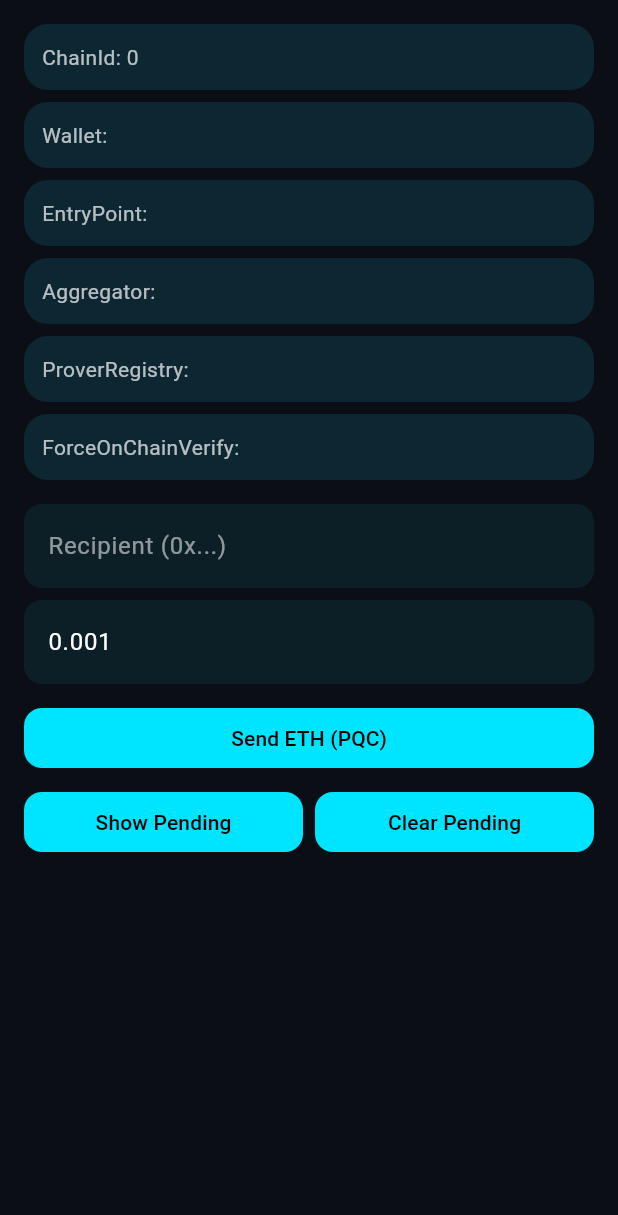
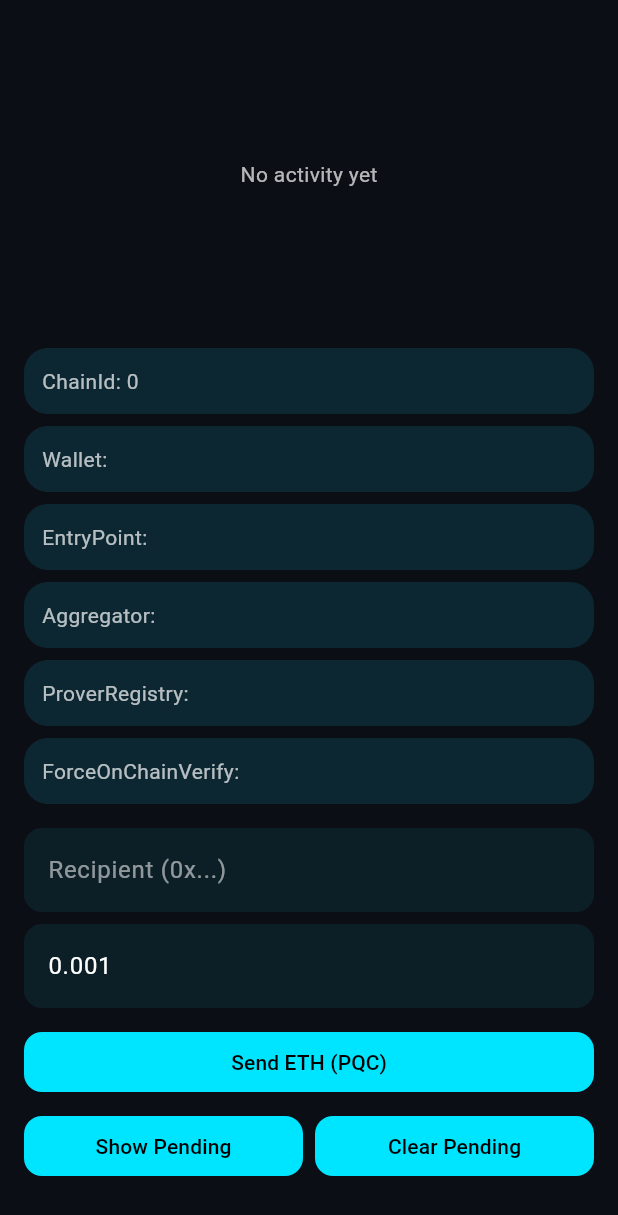
Before and after one commit to EqualFiLabs/PQCWallet, a Flutter app: the _Body widget shown alone on an empty page, opened directly with empty values, after a tap on "Send ETH (PQC)", on a phone screen of 412 x 824 dp. Shown: the top 1215 px of the screen. Run offline on Flutter 3.47's test engine with Material 3 defaults, Android fonts, the phone set to English and light mode, and no system bars; our stand-ins replace flutter_secure_storage, local_auth, shared_preferences; missing offline and left inert: bip32, bip39, web3dart; accounts and stored records are empty.

Commit message:
feat(activity): add ActivityFeed with store, poller, and send flow integration
- Introduced serializable ActivityItem model to capture user operation
  details, persisted via new ActivityStore backed by shared_preferences.
- Added ActivityPoller to resolve pending operations through bundler and
  chain RPC, updating feed statuses in near real time.
- Rendered scrollable ActivityFeed and integrated store/poller into main
  send flows for ETH and token transfers, creating feed entries upon
  UserOp submission.

```diff
--- a/mobile/lib/main.dart
+++ b/mobile/lib/main.dart
@@ -13,6 +13,10 @@ import 'userop/userop_flow.dart';
 import 'state/settings.dart';
 import 'ui/settings_screen.dart';
 import 'ui/send_sheet.dart';
+import 'models/activity.dart';
+import 'services/activity_store.dart';
+import 'services/activity_poller.dart';
+import 'ui/activity_feed.dart';
 
 void main() => runApp(const PQCApp());
 
@@ -115,12 +119,30 @@ class _BodyState extends State<_Body> {
   final recipientCtl = TextEditingController();
   final amountCtl = TextEditingController(text: '0.001');
   final PendingIndexStore pendingStore = PendingIndexStore();
+  final ActivityStore activityStore = ActivityStore();
+  late final ActivityPoller activityPoller;
+
+  @override
+  void initState() {
+    super.initState();
+    activityStore.load();
+    activityPoller = ActivityPoller(store: activityStore, rpc: rpc, bundler: bundler);
+    activityPoller.start();
+  }
+
+  @override
+  void dispose() {
+    activityPoller.stop();
+    super.dispose();
+  }
 
   @override
   Widget build(BuildContext context) {
     return ListView(
       padding: const EdgeInsets.all(16),
       children: [
+        SizedBox(height: 200, child: ActivityFeed(store: activityStore)),
+        const SizedBox(height: 16),
         _Card(child: SelectableText('ChainId: ${widget.cfg['chainId']}')),
         const SizedBox(height: 8),
         _Card(child: SelectableText('Wallet: ${widget.cfg['walletAddress']}')),
@@ -175,9 +197,9 @@ class _BodyState extends State<_Body> {
       widget.setStatus('Reading wallet state...');
       final wallet = EthereumAddress.fromHex(widget.cfg['walletAddress']);
       final to = EthereumAddress.fromHex(recipientCtl.text.trim());
+      final amtStr = amountCtl.text.trim();
       final amountWei =
-          EtherAmount.fromBase10String(EtherUnit.ether, amountCtl.text.trim())
-              .getInWei;
+          EtherAmount.fromBase10String(EtherUnit.ether, amtStr).getInWei;
 
       final flow = UserOpFlow(rpc: rpc, bundler: bundler, store: pendingStore);
       final uoh = await flow.sendEth(
@@ -189,6 +211,18 @@ class _BodyState extends State<_Body> {
         log: widget.setStatus,
         selectFees: (f) => showFeeSheet(context, f),
       );
+
+      await activityStore.upsertByUserOpHash(uoh, (existing) =>
+          existing?.copyWith(status: ActivityStatus.sent) ??
+          ActivityItem(
+            userOpHash: uoh,
+            to: to.hex,
+            display: '$amtStr ETH',
+            ts: DateTime.now().millisecondsSinceEpoch ~/ 1000,
+            status: ActivityStatus.sent,
+            chainId: widget.cfg['chainId'],
+            opKind: 'eth',
+          ));
 
       widget.setStatus('Sent. UserOpHash: $uoh (waiting for receipt...)');
 
--- /dev/null
+++ b/mobile/lib/models/activity.dart
@@ -0,0 +1,79 @@
+import 'dart:convert';
+
+enum ActivityStatus { pending, sent, confirmed, failed, dropped }
+
+class ActivityItem {
+  final String userOpHash;
+  final String to;
+  final String display;
+  final int ts;
+  final ActivityStatus status;
+  final String? txHash;
+  final int chainId;
+  final String opKind;
+  final String? tokenSymbol;
+  final String? tokenAddress;
+
+  const ActivityItem({
+    required this.userOpHash,
+    required this.to,
+    required this.display,
+    required this.ts,
+    required this.status,
+    required this.chainId,
+    required this.opKind,
+    this.txHash,
+    this.tokenSymbol,
+    this.tokenAddress,
+  });
+
+  ActivityItem copyWith({ActivityStatus? status, String? txHash}) => ActivityItem(
+        userOpHash: userOpHash,
+        to: to,
+        display: display,
+        ts: ts,
+        status: status ?? this.status,
+        chainId: chainId,
+        opKind: opKind,
+        txHash: txHash ?? this.txHash,
+        tokenSymbol: tokenSymbol,
+        tokenAddress: tokenAddress,
+      );
+
+  Map<String, dynamic> toJson() => {
+        'userOpHash': userOpHash,
+        'to': to,
+        'display': display,
+        'ts': ts,
+        'status': status.name,
+        'txHash': txHash,
+        'chainId': chainId,
+        'opKind': opKind,
+        'tokenSymbol': tokenSymbol,
+        'tokenAddress': tokenAddress,
+      };
+
+  static ActivityItem fromJson(Map<String, dynamic> j) => ActivityItem(
+        userOpHash: j['userOpHash'],
+        to: j['to'],
+        display: j['display'],
+        ts: (j['ts'] as num).toInt(),
+        status: ActivityStatus.values.firstWhere(
+            (e) => e.name == j['status'],
+            orElse: () => ActivityStatus.sent),
+        txHash: j['txHash'],
+        chainId: (j['chainId'] as num).toInt(),
+        opKind: j['opKind'] ?? 'eth',
+        tokenSymbol: j['tokenSymbol'],
+        tokenAddress: j['tokenAddress'],
+      );
+
+  static String encodeList(List<ActivityItem> items) =>
+      jsonEncode(items.map((e) => e.toJson()).toList());
+
+  static List<ActivityItem> decodeList(String s) =>
+      (jsonDecode(s) as List)
+          .cast<Map<String, dynamic>>()
+          .map(fromJson)
+          .toList();
+}
--- /dev/null
+++ b/mobile/lib/services/activity_poller.dart
@@ -0,0 +1,66 @@
+import 'dart:async';
+import '../models/activity.dart';
+import 'activity_store.dart';
+import 'rpc.dart';
+import 'bundler_client.dart';
+
+class ActivityPoller {
+  final ActivityStore store;
+  final RpcClient rpc;
+  final BundlerClient bundler;
+  Timer? _timer;
+
+  ActivityPoller({
+    required this.store,
+    required this.rpc,
+    required this.bundler,
+  });
+
+  void start() {
+    _timer?.cancel();
+    _timer = Timer.periodic(const Duration(seconds: 10), (_) => _tick());
+    _tick();
+  }
+
+  void stop() {
+    _timer?.cancel();
+    _timer = null;
+  }
+
+  Future<void> _tick() async {
+    final pending = store.items
+        .where((e) => e.status == ActivityStatus.pending || e.status == ActivityStatus.sent)
+        .toList();
+
+    for (final item in pending) {
+      try {
+        String? txHash = item.txHash;
+        if (txHash == null) {
+          final r = await bundler.getUserOperationReceipt(item.userOpHash);
+          if (r != null) {
+            final m = Map<String, dynamic>.from(r);
+            txHash = m['receipt']?['transactionHash'] as String?;
+            if (txHash != null) {
+              await store.setStatus(item.userOpHash, ActivityStatus.sent, txHash: txHash);
+            }
+          }
+        }
+
+        if (txHash != null) {
+          final receipt = await rpc.call('eth_getTransactionReceipt', [txHash]);
+          if (receipt != null) {
+            final rm = Map<String, dynamic>.from(receipt);
+            final statusHex = rm['status'] as String?;
+            if (statusHex != null) {
+              final ok = statusHex == '0x1';
+              await store.setStatus(
+                  item.userOpHash, ok ? ActivityStatus.confirmed : ActivityStatus.failed);
+            }
+          }
+        }
+      } catch (_) {
+        // ignore network errors
+      }
+    }
+  }
+}
--- /dev/null
+++ b/mobile/lib/services/activity_store.dart
@@ -0,0 +1,55 @@
+import 'package:shared_preferences/shared_preferences.dart';
+import '../models/activity.dart';
+import 'dart:async';
+
+class ActivityStore {
+  static const _key = 'pqcwallet/activityFeed/v1';
+  final _controller = StreamController<List<ActivityItem>>.broadcast();
+  List<ActivityItem> _items = [];
+
+  Stream<List<ActivityItem>> get stream => _controller.stream;
+  List<ActivityItem> get items => List.unmodifiable(_items);
+
+  Future<void> load() async {
+    final sp = await SharedPreferences.getInstance();
+    final s = sp.getString(_key);
+    _items = s == null ? [] : ActivityItem.decodeList(s);
+    _controller.add(items);
+  }
+
+  Future<void> _save() async {
+    final sp = await SharedPreferences.getInstance();
+    await sp.setString(_key, ActivityItem.encodeList(_items));
+    _controller.add(items);
+  }
+
+  Future<void> add(ActivityItem item) async {
+    _items.insert(0, item);
+    if (_items.length > 200) _items.removeRange(200, _items.length);
+    await _save();
+  }
+
+  Future<void> upsertByUserOpHash(String userOpHash,
+      ActivityItem Function(ActivityItem?) mutate) async {
+    final idx = _items.indexWhere(
+        (e) => e.userOpHash.toLowerCase() == userOpHash.toLowerCase());
+    final existing = idx >= 0 ? _items[idx] : null;
+    final next = mutate(existing);
+    if (idx >= 0) {
+      _items[idx] = next;
+    } else {
+      _items.insert(0, next);
+    }
+    await _save();
+  }
+
+  Future<void> setStatus(String userOpHash, ActivityStatus status,
+      {String? txHash}) async {
+    final idx = _items.indexWhere(
+        (e) => e.userOpHash.toLowerCase() == userOpHash.toLowerCase());
+    if (idx < 0) return;
+    _items[idx] =
+        _items[idx].copyWith(status: status, txHash: txHash ?? _items[idx].txHash);
+    await _save();
+  }
+}
--- /dev/null
+++ b/mobile/lib/ui/activity_feed.dart
@@ -0,0 +1,71 @@
+import 'package:flutter/material.dart';
+import '../services/activity_store.dart';
+import '../models/activity.dart';
+
+class ActivityFeed extends StatelessWidget {
+  final ActivityStore store;
+  const ActivityFeed({super.key, required this.store});
+
+  Color _statusColor(ActivityStatus s) {
+    switch (s) {
+      case ActivityStatus.pending:
+        return Colors.orange;
+      case ActivityStatus.sent:
+        return Colors.blueGrey;
+      case ActivityStatus.confirmed:
+        return Colors.green;
+      case ActivityStatus.failed:
+        return Colors.red;
+      case ActivityStatus.dropped:
+        return Colors.grey;
+    }
+  }
+
+  @override
+  Widget build(BuildContext context) {
+    return StreamBuilder<List<ActivityItem>>(
+      stream: store.stream,
+      initialData: store.items,
+      builder: (context, snap) {
+        final items = snap.data ?? const [];
+        if (items.isEmpty) {
+          return const Center(child: Text('No activity yet'));
+        }
+        return ListView.separated(
+          itemCount: items.length,
+          separatorBuilder: (_, __) => const Divider(height: 1),
+          itemBuilder: (context, i) {
+            final it = items[i];
+            final shortTo = it.to.length > 10
+                ? '${it.to.substring(0, 6)}…${it.to.substring(it.to.length - 4)}'
+                : it.to;
+            final shortHash = it.userOpHash.length > 10
+                ? '${it.userOpHash.substring(0, 8)}…'
+                : it.userOpHash;
+            final when =
+                DateTime.fromMillisecondsSinceEpoch(it.ts * 1000).toLocal();
+            return ListTile(
+              leading: CircleAvatar(
+                backgroundColor: _statusColor(it.status),
+                child: Text(it.opKind == 'erc20'
+                    ? (it.tokenSymbol ?? 'T')
+                    : 'Ξ'),
+              ),
+              title: Text('${it.display} → $shortTo'),
+              subtitle: Text('$shortHash • $when'),
+              trailing: Container(
+                padding:
+                    const EdgeInsets.symmetric(horizontal: 8, vertical: 4),
+                decoration: BoxDecoration(
+                  color: _statusColor(it.status).withOpacity(0.1),
+                  borderRadius: BorderRadius.circular(8),
+                ),
+                child: Text(it.status.name),
+              ),
+            );
+          },
+        );
+      },
+    );
+  }
+}
--- a/mobile/pubspec.yaml
+++ b/mobile/pubspec.yaml
@@ -17,6 +17,7 @@ dependencies:
   flutter_secure_storage: ^9.0.0
   local_auth: ^2.3.0
   collection: ^1.18.0
+  shared_preferences: ^2.2.2
 
 dev_dependencies:
   flutter_test:
```
Also changed, not shown: mobile/lib/ui/send_token_sheet.dart (+22 -2 lines), mobile/pubspec.lock, 4 other files.
